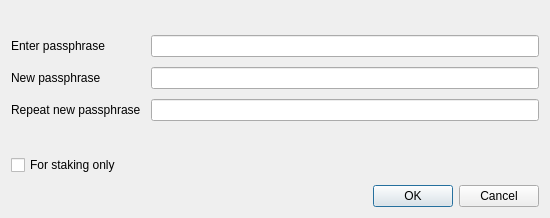
Qt form src/qt/forms/askpassphrasedialog.ui (vtorrent/vTorrent-Client) before a commit.
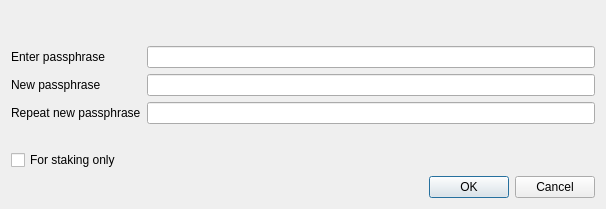
The same form after that commit.

What changed in the file:
```diff
--- a/src/qt/forms/askpassphrasedialog.ui
+++ b/src/qt/forms/askpassphrasedialog.ui
@@ -6,8 +6,8 @@
    <rect>
     <x>0</x>
     <y>0</y>
-    <width>550</width>
-    <height>180</height>
+    <width>606</width>
+    <height>209</height>
    </rect>
   </property>
   <property name="sizePolicy">
@@ -26,9 +26,6 @@
    <string>Passphrase Dialog</string>
   </property>
   <layout class="QVBoxLayout" name="verticalLayout">
-   <property name="spacing">
-    <number>10</number>
-   </property>
    <item>
     <widget class="QLabel" name="warningLabel">
      <property name="textFormat">
```
